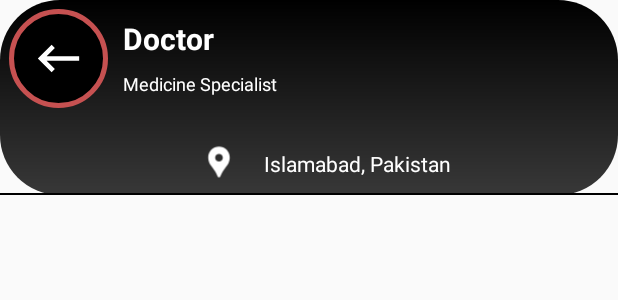
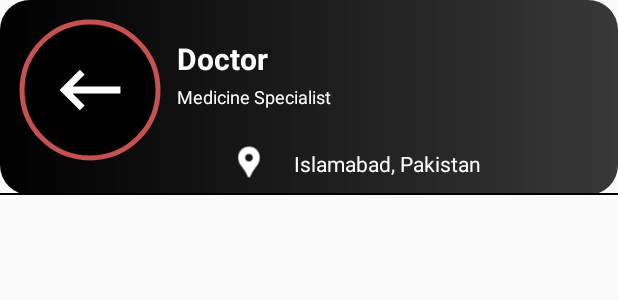
Before and after one commit to SyedMuhaimen01/DocConnect, an Android app: the layout popular_doctor_card.xml on its own in the app's theme, with its tools: preview values and no code run, on a phone screen of 412 x 824 dp. Shown: the top 300 px of the screen. Run offline under Robolectric (Android 15) with nearby library versions, the phone set to English and light mode, and no system bars.

Commit message:
Updated center Signup Updated Home Page Updated Signup Doctor

```diff
--- a/app/build.gradle.kts
+++ b/app/build.gradle.kts
@@ -47,6 +47,7 @@ dependencies {
     implementation("com.google.android.gms:play-services-location:21.2.0")
     implementation("com.google.firebase:firebase-database:21.0.0")
     implementation("com.google.firebase:firebase-auth-ktx:23.0.0")
+    implementation("com.google.firebase:firebase-storage-ktx:21.0.0")
     testImplementation("junit:junit:4.13.2")
     androidTestImplementation("androidx.test.ext:junit:1.1.5")
     androidTestImplementation("androidx.test.espresso:espresso-core:3.5.1")
--- /dev/null
+++ b/app/src/main/res/drawable/popular_doctor_bg.xml
@@ -0,0 +1,9 @@
+<?xml version="1.0" encoding="utf-8"?>
+<shape xmlns:android="http://schemas.android.com/apk/res/android">
+    <gradient
+        android:startColor="#000000"
+        android:endColor="#383838"
+        android:angle="0"/>
+    <corners android:radius="20dp"/>
+
+</shape>
--- a/app/src/main/res/layout/activity_signup_center.xml
+++ b/app/src/main/res/layout/activity_signup_center.xml
@@ -182,6 +182,7 @@
             android:background="@drawable/inputbox"/>
 
         <ImageView
+            android:id="@+id/uploadfile"
             android:layout_width="50dp"
             android:layout_height="50dp"
             android:src="@drawable/uploadfile_foreground"
--- a/app/src/main/res/layout/popular_doctor_card.xml
+++ b/app/src/main/res/layout/popular_doctor_card.xml
@@ -3,7 +3,7 @@
     xmlns:tools="http://schemas.android.com/tools"
     android:layout_width="match_parent"
     android:layout_height="wrap_content"
-    android:background="@drawable/blackwhite"
+    android:background="@drawable/popular_doctor_bg"
     xmlns:app="http://schemas.android.com/apk/res-auto">
 
     <androidx.constraintlayout.widget.ConstraintLayout
@@ -12,10 +12,10 @@
 
         <de.hdodenhof.circleimageview.CircleImageView
             android:id="@+id/circleImageView"
-            android:layout_width="70dp"
-            android:layout_height="70dp"
-            android:layout_margin="4dp"
-            android:background="@drawable/imagecircles"
+            android:layout_width="100dp"
+            android:layout_height="100dp"
+            android:layout_margin="10dp"
+            android:background="@drawable/profile_image_circle"
             android:padding="3dp"
             android:src="@drawable/ic_launcher_foreground"
             app:layout_constraintStart_toStartOf="parent"
@@ -27,7 +27,7 @@
             android:layout_width="wrap_content"
             android:layout_height="wrap_content"
             android:layout_marginStart="8dp"
-            android:layout_marginTop="8dp"
+            android:layout_marginTop="15dp"
             android:text="Doctor"
             android:textColor="@color/white"
             android:textSize="20sp"
@@ -39,7 +39,7 @@
             android:id="@+id/messageTextView"
             android:layout_width="wrap_content"
             android:layout_height="wrap_content"
-            android:layout_marginTop="8dp"
+            android:layout_marginTop="3dp"
             android:text="Medicine Specialist"
             android:textColor="@color/white"
             android:textSize="12sp"
@@ -64,7 +64,7 @@
                 android:id="@+id/picture"
                 android:layout_width="80dp"
                 android:layout_height="80dp"
-                android:layout_marginLeft="50dp"
+                android:layout_marginLeft="70dp"
                 android:layout_marginTop="-20dp"
                 android:src="@drawable/location_icon_foreground"></ImageView>
 
```
Also changed, not shown: app/src/main/java/com/ahmadmustafa/docconnect/Home.kt (+24 -1 lines), app/src/main/java/com/ahmadmustafa/docconnect/login.kt (+85 -15 lines), app/src/main/java/com/ahmadmustafa/docconnect/popularDoctorAdapter.kt (+7 -1 lines), app/src/main/java/com/ahmadmustafa/docconnect/signupCenter.kt (+66 -30 lines), app/src/main/java/com/ahmadmustafa/docconnect/signupDoctor.kt (+8 -5 lines).
